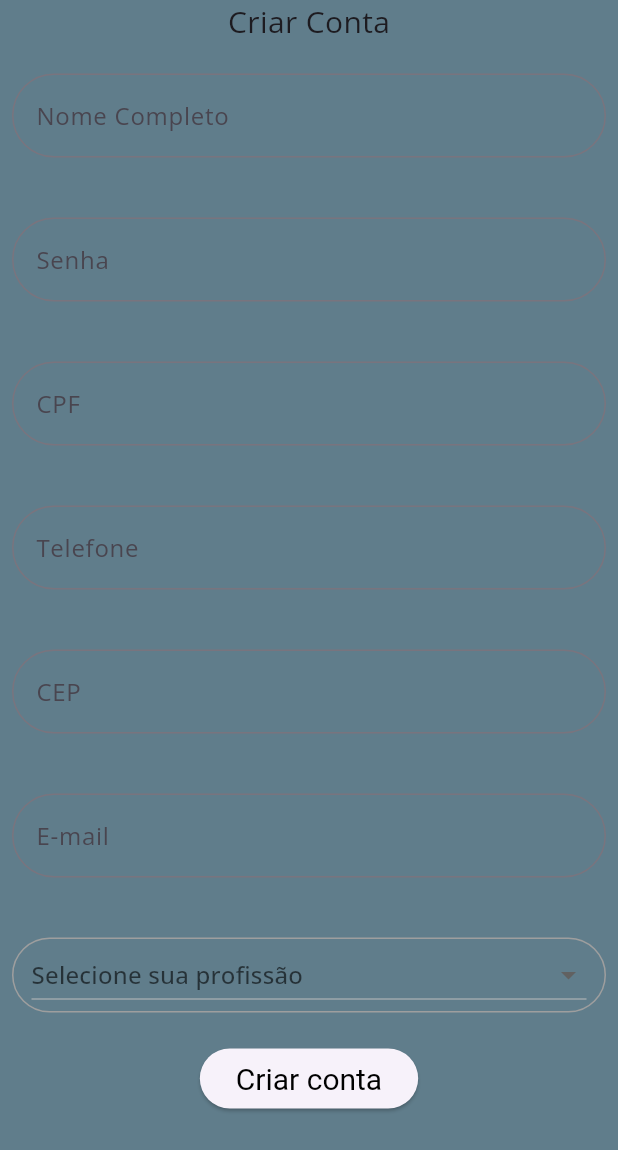
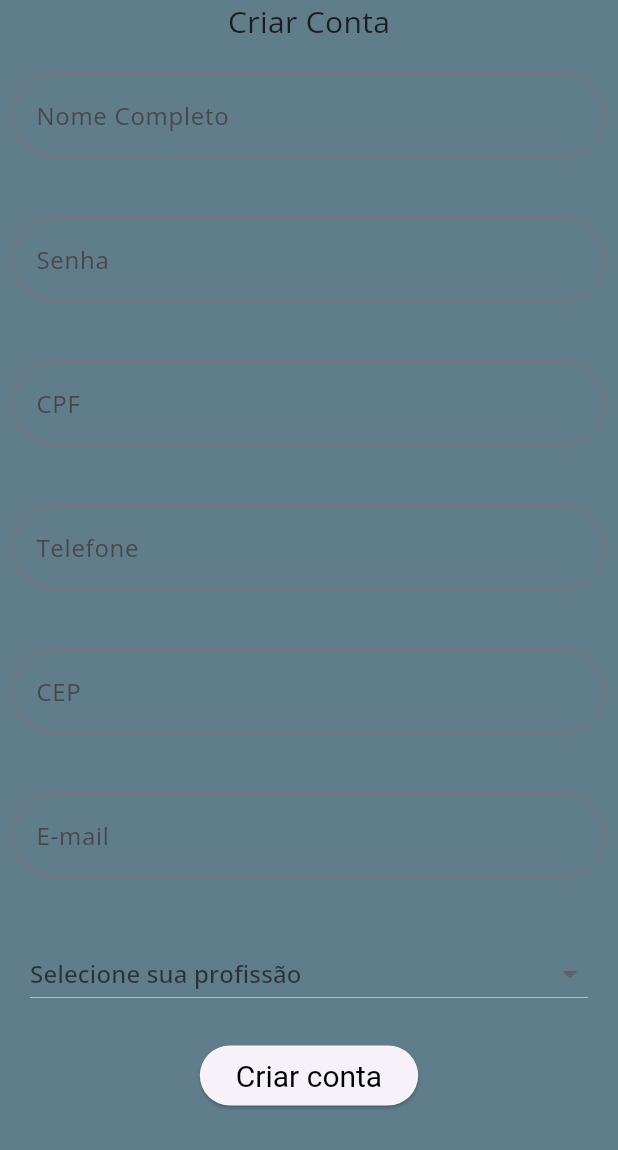
Before and after one commit to FabioPompolo/meindica, a Flutter app: the CreateAccount screen opened directly, on a phone screen of 412 x 824 dp. Shown: the top 1150 px of the screen. Run offline on Flutter 3.47's test engine with Material 3 defaults, Android fonts, the phone set to English and light mode, and no system bars; our stand-ins replace google_fonts.

Commit message:
melhoria na pagina de criação de conta

```diff
--- a/lib/criar_conta.dart
+++ b/lib/criar_conta.dart
@@ -100,7 +100,6 @@ class _AccountTextsState extends State<AccountTexts> {
               child: Container(
                 padding: const EdgeInsets.symmetric(horizontal: 12.0),
                 decoration: BoxDecoration(
-                  border: Border.all(color: Colors.grey),
                   borderRadius: BorderRadius.circular(50.0),
                 ),
                 child: DropdownButton<String>(
```
